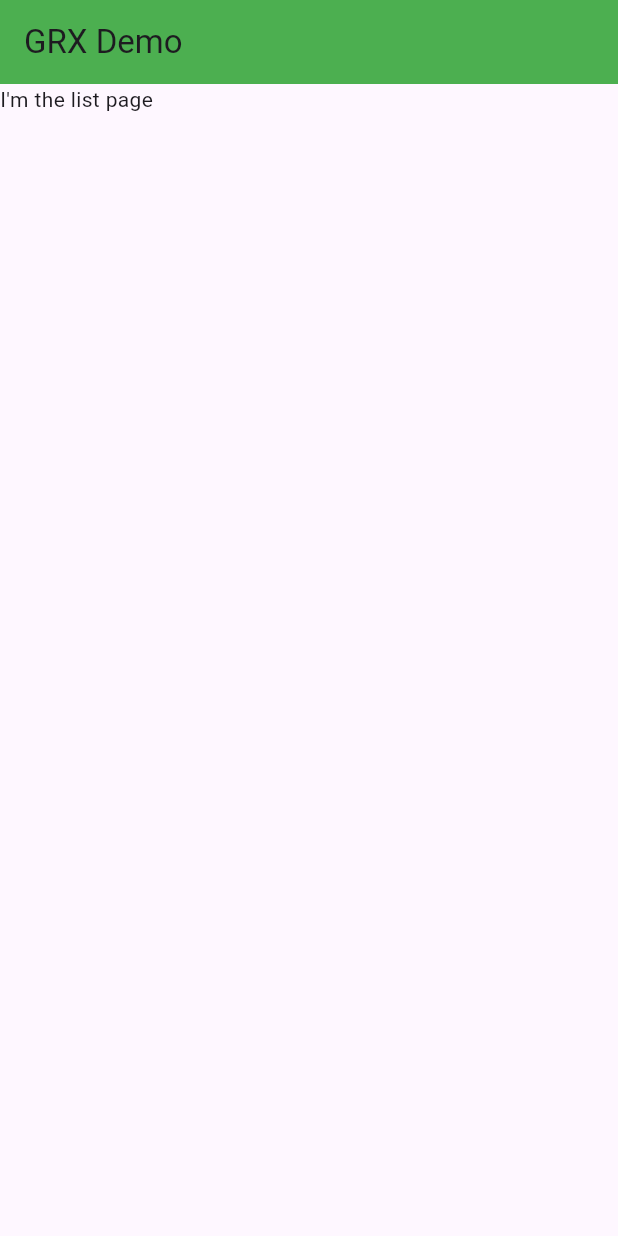
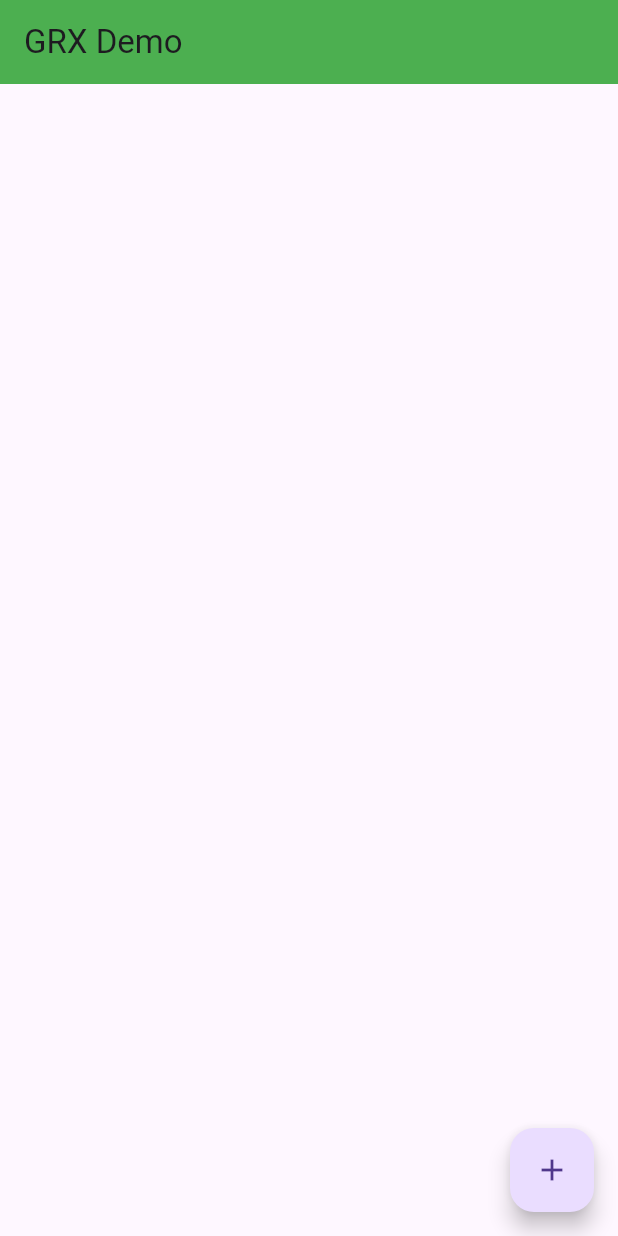
Before and after one commit to gabor6502/GRX-demo, a Flutter app: the screen it shows after launch, on a phone screen of 412 x 824 dp. Run offline on Flutter 3.47's test engine with Material 3 defaults, Android fonts, the phone set to English and light mode, and no system bars; our stand-ins replace flutter_bloc.

Commit message:
can now add apples to the list

```diff
--- a/lib/list_page.dart
+++ b/lib/list_page.dart
@@ -1,6 +1,7 @@
 import 'package:flutter/material.dart';
 import 'package:flutter_bloc/flutter_bloc.dart';
 import 'package:grx_demo/bloc/list/list_bloc.dart';
+import 'package:grx_demo/bloc/list/list_event.dart';
 import 'package:grx_demo/bloc/list/list_state.dart';
 
 class ListPage extends StatelessWidget {
@@ -10,6 +11,22 @@ class ListPage extends StatelessWidget {
   Widget build(BuildContext context) {
     final listBloc = context.read<ListBloc>();
 
-    return Scaffold(body: const Text("I'm the list page"));
+    return Scaffold(
+      floatingActionButton: FloatingActionButton(
+        onPressed: () {
+          listBloc.add(AddToList("Apples!"));
+        },
+        child: Icon(Icons.add),
+      ),
+      body: BlocBuilder<ListBloc, ListState>(
+        builder: (context, state) {
+          return ListView(
+            children: state.items.map((elemString) {
+              return Text(elemString);
+            }).toList(),
+          );
+        },
+      ),
+    );
   }
 }
```
